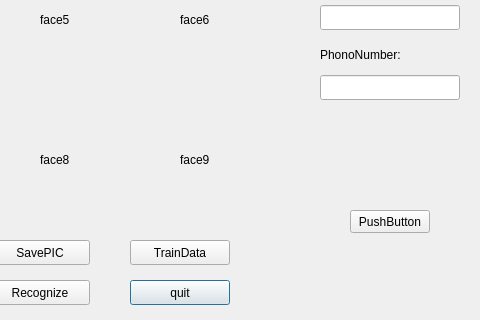
This is faceDemo/detect.ui in dreamcity/FaceDetectRecoginze as Qt 5 draws it before an edit; both pictures show x 520 to 1000 and y 220 to 540 of the 1000 by 540 pixel window. The edited form follows.
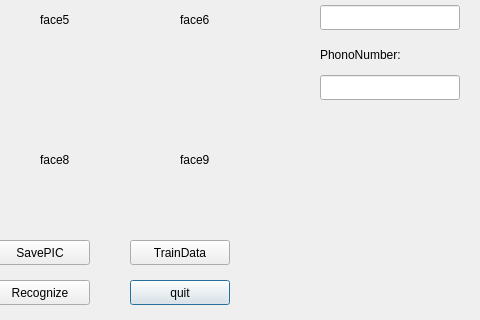
This is the edited form.

Commit message: delete some useless code

Patch:
```diff
--- a/faceDemo/detect.ui
+++ b/faceDemo/detect.ui
@@ -404,19 +404,6 @@
     </rect>
    </property>
   </widget>
-  <widget class="QPushButton" name="pushButton_2">
-   <property name="geometry">
-    <rect>
-     <x>870</x>
-     <y>430</y>
-     <width>80</width>
-     <height>23</height>
-    </rect>
-   </property>
-   <property name="text">
-    <string>PushButton</string>
-   </property>
-  </widget>
  </widget>
  <resources/>
  <connections>
```
The commit also changes 2 other files.
